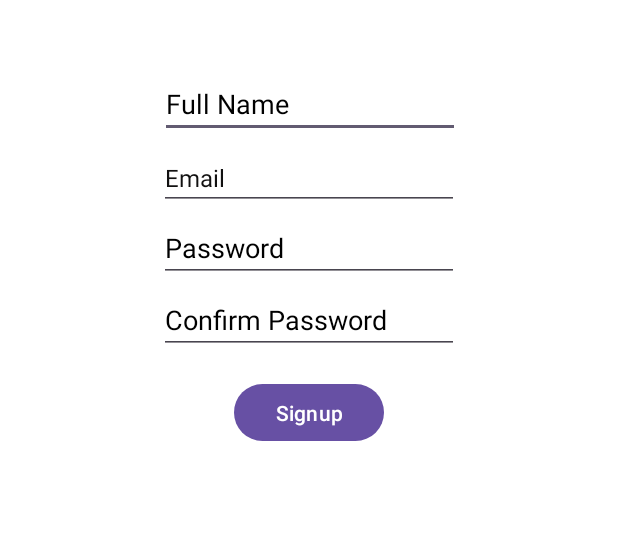
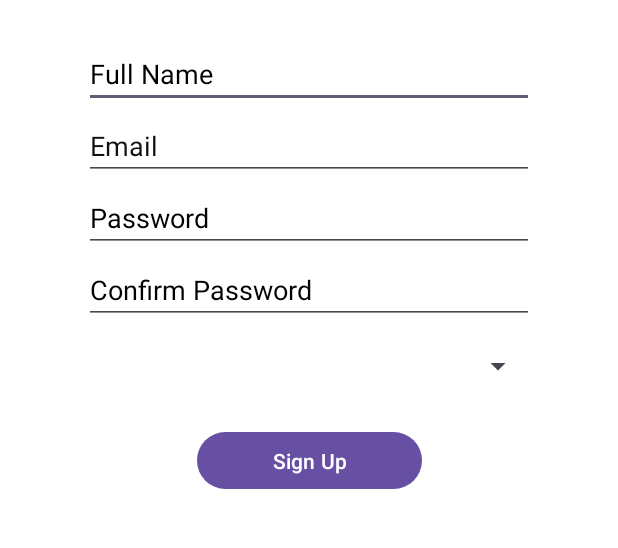
Before and after one commit to sricheekati/Smart_School_Bus_App_Android, an Android app: the layout activity_register.xml on its own in the app's theme, with its tools: preview values and no code run, on a phone screen of 412 x 824 dp, the part 272-820 px from its top. Run offline under Robolectric (Android 15) with nearby library versions, the phone set to English and light mode, and no system bars.

Commit message:
updated UI for the register and admin dashboard

```diff
--- a/app/src/main/res/layout/activity_register.xml
+++ b/app/src/main/res/layout/activity_register.xml
@@ -1,13 +1,13 @@
 <?xml version="1.0" encoding="utf-8"?>
-
 <androidx.constraintlayout.widget.ConstraintLayout xmlns:android="http://schemas.android.com/apk/res/android"
     xmlns:app="http://schemas.android.com/apk/res-auto"
     xmlns:tools="http://schemas.android.com/tools"
     android:layout_width="match_parent"
     android:layout_height="match_parent"
-    android:background="#FFFFFF">
+    android:background="#FFFFFF"
+    tools:context=".RegisterActivity">
 
-    <!-- Toolbar for back button -->
+    <!-- Toolbar for Back Button -->
     <androidx.appcompat.widget.Toolbar
         android:id="@+id/toolbar"
         android:layout_width="0dp"
@@ -19,6 +19,7 @@
         app:layout_constraintEnd_toEndOf="parent"
         app:title="Register" />
 
+    <!-- App Title -->
     <TextView
         android:id="@+id/schoolBus2"
         android:layout_width="wrap_content"
@@ -33,75 +34,103 @@
         app:layout_constraintTop_toTopOf="parent"
         app:layout_constraintVertical_bias="0.16" />
 
+    <!-- Full Name Input -->
     <EditText
         android:id="@+id/fullName"
-        android:layout_width="200dp"
+        android:layout_width="300dp"
         android:layout_height="40dp"
-        android:layout_marginTop="52dp"
+        android:layout_marginTop="32dp"
         android:hint="Full Name"
         android:inputType="textPersonName"
         android:textColor="#000000"
         android:textColorHint="#000000"
         app:layout_constraintEnd_toEndOf="parent"
-        app:layout_constraintHorizontal_bias="0.502"
+        app:layout_constraintHorizontal_bias="0.5"
         app:layout_constraintStart_toStartOf="parent"
         app:layout_constraintTop_toBottomOf="@id/schoolBus2" />
 
+    <!-- Email Input -->
     <EditText
         android:id="@+id/emailRegister"
-        android:layout_width="200dp"
+        android:layout_width="300dp"
         android:layout_height="40dp"
-        android:ems="10"
+        android:layout_marginTop="8dp"
         android:hint="Email"
-        android:inputType="textPersonName"
+        android:inputType="textEmailAddress"
         android:textColor="#1C1B1B"
         android:textColorHint="#121111"
-        android:textSize="16dp"
-        android:layout_marginTop="8dp"
         app:layout_constraintTop_toBottomOf="@id/fullName"
         app:layout_constraintStart_toStartOf="parent"
         app:layout_constraintEnd_toEndOf="parent"
         app:layout_constraintHorizontal_bias="0.5" />
 
+    <!-- Password Input -->
     <EditText
         android:id="@+id/passwordRegister"
-        android:layout_width="200dp"
+        android:layout_width="300dp"
         android:layout_height="40dp"
-        android:ems="10"
+        android:layout_marginTop="8dp"
         android:hint="Password"
         android:inputType="textPassword"
         android:textColor="#000000"
         android:textColorHint="#000000"
-        android:layout_marginTop="8dp"
         app:layout_constraintTop_toBottomOf="@id/emailRegister"
         app:layout_constraintStart_toStartOf="parent"
         app:layout_constraintEnd_toEndOf="parent"
         app:layout_constraintHorizontal_bias="0.5" />
 
+    <!-- Confirm Password Input -->
     <EditText
         android:id="@+id/confirmPassword"
-        android:layout_width="200dp"
+        android:layout_width="300dp"
         android:layout_height="40dp"
-        android:ems="10"
+        android:layout_marginTop="8dp"
         android:hint="Confirm Password"
         android:inputType="textPassword"
         android:textColor="#000000"
         android:textColorHint="#000000"
-        android:layout_marginTop="8dp"
         app:layout_constraintTop_toBottomOf="@id/passwordRegister"
         app:layout_constraintStart_toStartOf="parent"
         app:layout_constraintEnd_toEndOf="parent"
         app:layout_constraintHorizontal_bias="0.5" />
 
-    <Button
-        android:id="@+id/signUp"
-        android:layout_width="100dp"
-        android:layout_height="46dp"
-        android:text="Signup"
-        android:layout_marginTop="16dp"
+    <!-- Role Selection Spinner -->
+    <Spinner
+        android:id="@+id/roleSpinner"
+        android:layout_width="300dp"
+        android:layout_height="40dp"
+        android:layout_marginTop="8dp"
         app:layout_constraintTop_toBottomOf="@id/confirmPassword"
         app:layout_constraintStart_toStartOf="parent"
         app:layout_constraintEnd_toEndOf="parent"
         app:layout_constraintHorizontal_bias="0.5" />
 
+    <!-- Student ID Input (Visible only for Parents) -->
+    <EditText
+        android:id="@+id/studentId"
+        android:layout_width="300dp"
+        android:layout_height="40dp"
+        android:layout_marginTop="8dp"
+        android:hint="Student ID (For Parents Only)"
+        android:inputType="text"
+        android:textColor="#000000"
+        android:textColorHint="#000000"
+        android:visibility="gone"
+        app:layout_constraintTop_toBottomOf="@id/roleSpinner"
+        app:layout_constraintStart_toStartOf="parent"
+        app:layout_constraintEnd_toEndOf="parent"
+        app:layout_constraintHorizontal_bias="0.5" />
+
+    <!-- Signup Button -->
+    <Button
+        android:id="@+id/signUp"
+        android:layout_width="150dp"
+        android:layout_height="46dp"
+        android:layout_marginTop="20dp"
+        android:text="Sign Up"
+        app:layout_constraintTop_toBottomOf="@id/studentId"
+        app:layout_constraintStart_toStartOf="parent"
+        app:layout_constraintEnd_toEndOf="parent"
+        app:layout_constraintHorizontal_bias="0.5" />
+
 </androidx.constraintlayout.widget.ConstraintLayout>
```
Also changed, not shown: app/src/main/res/layout/item_pending_user.xml (added, +48 -0 lines), app/src/main/res/layout/activity_login.xml (line endings or trailing spaces).
